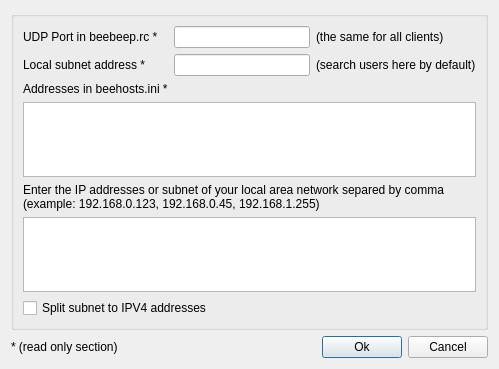
Old version of the form src/GuiSearchUser.ui in the repository hwgao/beebeep.
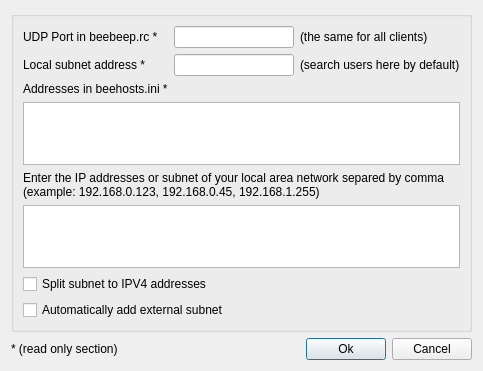
New version of the form.

What changed in the file:
```diff
--- a/src/GuiSearchUser.ui
+++ b/src/GuiSearchUser.ui
@@ -6,8 +6,8 @@
    <rect>
     <x>0</x>
     <y>0</y>
-    <width>499</width>
-    <height>369</height>
+    <width>465</width>
+    <height>351</height>
    </rect>
   </property>
   <property name="windowTitle">
@@ -160,6 +160,13 @@
         </property>
        </widget>
       </item>
+      <item row="7" column="0" colspan="2">
+       <widget class="QCheckBox" name="mp_cbAutoAddSubnet">
+        <property name="text">
+         <string>Automatically add external subnet</string>
+        </property>
+       </widget>
+      </item>
      </layout>
     </widget>
    </item>
```
Left out of the diff: 1 changed line with no effect on the pictures.
